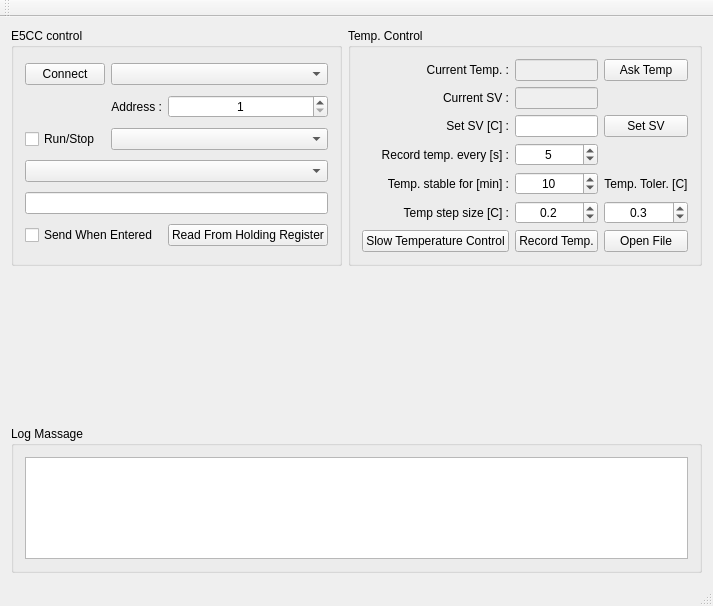
Old version of the form mainwindow.ui in the repository TripletESR/Omron_PID.
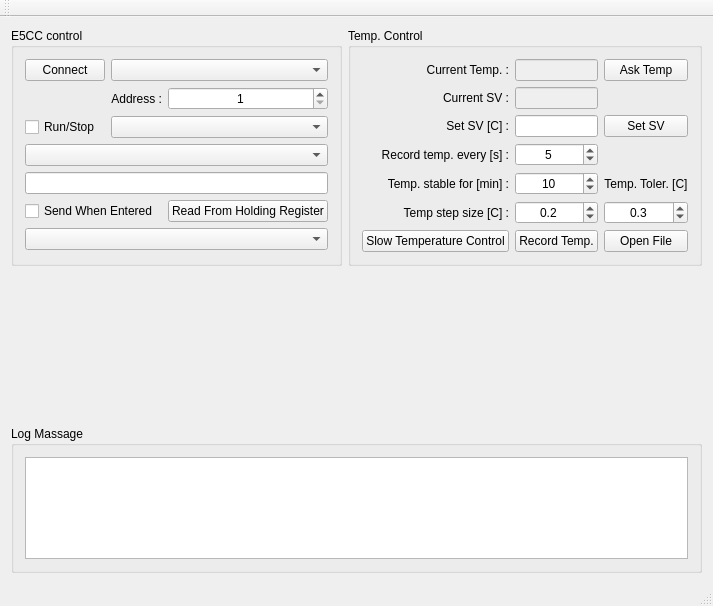
New version of the form. Custom widgets are drawn as their Qt base class.

The edit to the form file:
```diff
--- a/mainwindow.ui
+++ b/mainwindow.ui
@@ -317,6 +317,9 @@
        <item row="0" column="1" colspan="2">
         <widget class="QComboBox" name="comboBox_SeriesNumber"/>
        </item>
+       <item row="8" column="0" colspan="3">
+        <widget class="QComboBox" name="comboBox_MemAddress"/>
+       </item>
       </layout>
      </widget>
     </item>
```
Left out of the diff: 50 changed lines with no effect on the pictures.
